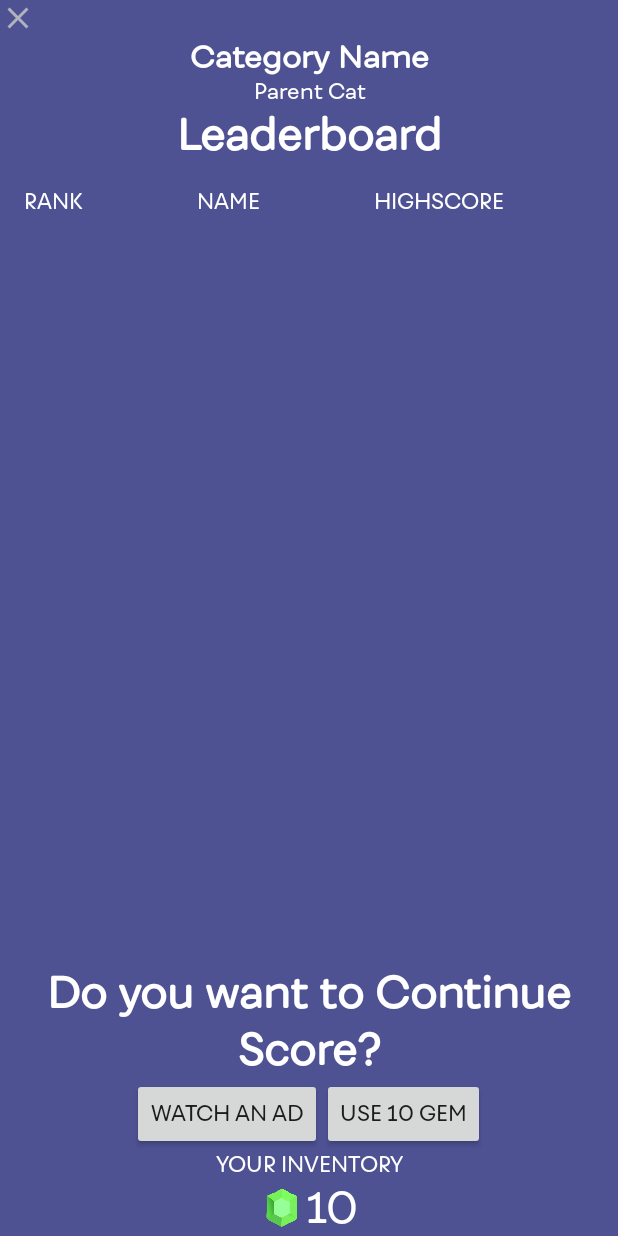
After one commit to saikatdatta94/Quizzo, an Android app: the fragment GameFinishPopUp placed in its activity, on a phone screen of 412 x 824 dp. The commit adds this screen. Run offline under Robolectric (Android 15) with nearby library versions, the phone set to English and light mode, and no system bars; our stand-ins replace Firebase (no records; nobody signed in at launch, a user with empty details on screens opened directly); network calls fail.

```diff
--- a/app/build.gradle
+++ b/app/build.gradle
@@ -43,6 +43,7 @@ dependencies {
     implementation 'com.android.support:animated-vector-drawable:28.0.0'
     implementation 'com.android.support:asynclayoutinflater:28.0.0'
     implementation 'com.android.support:support-media-compat:28.0.0'
+    implementation 'com.android.support:exifinterface:28.0.0'
 
 //    Firebase firestore ui
     implementation 'com.firebaseui:firebase-ui-firestore:4.3.2'
@@ -61,6 +62,12 @@ dependencies {
 
 //    Import Rounded corner Libraries
     implementation 'com.github.siyamed:android-shape-imageview:0.9.+@aar'
+
+//    https://github.com/hdodenhof/CircleImageView
+    implementation 'de.hdodenhof:circleimageview:3.0.0'
+
+//    Picasso
+    implementation 'com.squareup.picasso:picasso:2.71828'
 }
 
 
--- /dev/null
+++ b/app/src/main/java/com/example/saikat/quizzo/GameFinishPopUp.java
@@ -0,0 +1,29 @@
+package com.example.saikat.quizzo;
+
+import android.os.Bundle;
+import android.support.annotation.NonNull;
+import android.support.annotation.Nullable;
+import android.support.v4.app.DialogFragment;
+import android.view.LayoutInflater;
+import android.view.View;
+import android.view.ViewGroup;
+
+public class GameFinishPopUp extends DialogFragment {
+
+    static GameFinishPopUp newInstance(){
+        return new GameFinishPopUp();
+    }
+
+    @Override
+    public void onCreate(@Nullable Bundle savedInstanceState) {
+        super.onCreate(savedInstanceState);
+        setStyle(DialogFragment.STYLE_NORMAL,R.style.quiFinishDialog);
+    }
+
+    @Nullable
+    @Override
+    public View onCreateView(@NonNull LayoutInflater inflater, @Nullable ViewGroup container, @Nullable Bundle savedInstanceState) {
+        View view = inflater.inflate(R.layout.quiz_finish_popup_layout,container,false);
+        return view;
+    }
+}
--- a/app/src/main/java/com/example/saikat/quizzo/QuizActivity.java
+++ b/app/src/main/java/com/example/saikat/quizzo/QuizActivity.java
@@ -8,6 +8,7 @@ import android.os.Build;
 import android.os.CountDownTimer;
 import android.os.Handler;
 import android.support.annotation.NonNull;
+import android.support.v4.app.DialogFragment;
 import android.support.v7.app.AlertDialog;
 import android.support.v7.app.AppCompatActivity;
 import android.os.Bundle;
@@ -383,6 +384,9 @@ public class QuizActivity extends AppCompatActivity  implements BottomSnackbarCl
     @Override
     public void onSurrenderClicked() {
 //Send user to a non cancellable modal or a new activity to start again and to view stats
+
+        DialogFragment dialog = GameFinishPopUp.newInstance();
+        dialog.show(getSupportFragmentManager(),"tag");
     }
 
 
--- a/app/src/main/res/layout/activity_quiz.xml
+++ b/app/src/main/res/layout/activity_quiz.xml
@@ -66,7 +66,7 @@
             android:id="@+id/timer_icon"
             android:layout_width="24dp"
             android:layout_marginStart="8dp"
-            android:layout_height="wrap_content"
+            android:layout_height="24dp"
             android:src="@drawable/ic_timer_black_24dp"/>
         <TextView
             android:layout_marginStart="4dp"
@@ -82,9 +82,9 @@
             android:layout_height="match_parent">
             <ImageView
                 android:id="@+id/timer_icon_1"
-                android:layout_width="wrap_content"
-                android:layout_height="wrap_content"
-                android:src="@drawable/ic_timer_black_24dp"/>
+                android:layout_width="24dp"
+                android:layout_height="24dp"
+                android:src="@drawable/gem"/>
             <TextView
                 android:layout_marginStart="8dp"
                 android:layout_toEndOf="@id/timer_icon_1"
@@ -99,8 +99,8 @@
             android:layout_height="match_parent">
             <ImageView
                 android:id="@+id/timer_icon_3"
-                android:layout_width="wrap_content"
-                android:layout_height="wrap_content"
+                android:layout_width="24dp"
+                android:layout_height="24dp"
                 android:src="@drawable/ic_timer_black_24dp"/>
             <TextView
                 android:layout_marginStart="8dp"
--- /dev/null
+++ b/app/src/main/res/layout/leader_board_item.xml
@@ -0,0 +1,40 @@
+<?xml version="1.0" encoding="utf-8"?>
+<RelativeLayout xmlns:android="http://schemas.android.com/apk/res/android"
+    android:layout_width="match_parent" android:layout_height="match_parent">
+<LinearLayout
+    android:layout_width="match_parent"
+    android:layout_height="wrap_content"
+    android:orientation="horizontal">
+
+    <TextView
+        android:layout_width="wrap_content"
+        android:layout_height="wrap_content"
+        android:layout_marginTop="8dp"
+        android:layout_marginBottom="8dp"
+        android:layout_marginStart="16dp"
+        android:text="1"/>
+    <ImageView
+        android:layout_width="32dp"
+        android:layout_height="32dp"
+        android:layout_marginStart="16dp"
+        android:layout_marginTop="4dp"
+        android:layout_marginBottom="8dp"
+        android:src="@drawable/gem"/>
+    <TextView
+        android:layout_width="wrap_content"
+        android:layout_height="wrap_content"
+        android:layout_marginStart="8dp"
+        android:layout_marginTop="8dp"
+        android:layout_marginBottom="8dp"
+        android:text="Name"/>
+
+    <TextView
+        android:layout_width="match_parent"
+        android:layout_height="wrap_content"
+        android:layout_marginEnd="16dp"
+        android:layout_marginTop="8dp"
+        android:layout_marginBottom="8dp"
+        android:gravity="end"
+        android:text="400"/>
+</LinearLayout>
+</RelativeLayout>
--- /dev/null
+++ b/app/src/main/res/layout/quiz_finish_popup_layout.xml
@@ -0,0 +1,163 @@
+<?xml version="1.0" encoding="utf-8"?>
+<RelativeLayout xmlns:android="http://schemas.android.com/apk/res/android"
+    android:layout_width="match_parent" android:layout_height="match_parent"
+    android:background="@color/colorPrimary">
+
+    <LinearLayout
+        android:id="@+id/cancel_layout"
+        android:layout_width="match_parent"
+        android:layout_height="wrap_content">
+        <ImageView
+            android:layout_width="wrap_content"
+            android:layout_height="wrap_content"
+            android:src="@drawable/ic_cancel_black_24dp"/>
+    </LinearLayout>
+    <LinearLayout
+        android:id="@+id/result_cat_name"
+        android:layout_below="@id/cancel_layout"
+        android:layout_width="match_parent"
+        android:layout_height="wrap_content"
+        android:orientation="vertical">
+        <TextView
+            android:layout_width="match_parent"
+            android:layout_height="wrap_content"
+            android:text="Category Name"
+            android:textColor="@color/colorWhite"
+            android:textStyle="bold"
+            android:textAlignment="center"
+            android:textSize="20sp"
+            />
+        <TextView
+            android:layout_width="match_parent"
+            android:layout_height="wrap_content"
+            android:text="Parent Cat"
+            android:gravity="center"
+            android:textColor="@color/colorWhite"/>
+    </LinearLayout>
+
+    <LinearLayout
+        android:id="@+id/leaderboard_head"
+        android:orientation="vertical"
+        android:layout_width="match_parent"
+        android:layout_height="wrap_content"
+        android:layout_below="@id/result_cat_name">
+        <TextView
+            android:layout_width="match_parent"
+            android:layout_height="wrap_content"
+            android:text="Leaderboard"
+            android:textColor="@color/colorWhite"
+            android:gravity="center"
+            android:textSize="28sp"
+            android:textStyle="bold"/>
+        <LinearLayout
+            android:layout_width="match_parent"
+            android:layout_height="wrap_content"
+            android:layout_marginTop="16dp"
+            android:orientation="horizontal">
+            <TextView
+                android:layout_weight="1"
+                android:layout_width="wrap_content"
+                android:layout_height="match_parent"
+                android:layout_marginStart="16dp"
+                android:textColor="@color/colorWhite"
+                android:text="RANK"/>
+            <TextView
+                android:layout_width="wrap_content"
+                android:layout_height="match_parent"
+                android:textColor="@color/colorWhite"
+                android:layout_weight="1"
+                android:text="NAME"/>
+             <TextView
+                android:layout_width="wrap_content"
+                android:layout_height="match_parent"
+                 android:textColor="@color/colorWhite"
+                 android:layout_weight="1"
+                android:text="HIGHSCORE"/>
+        </LinearLayout>
+
+    </LinearLayout>
+    <LinearLayout
+        android:layout_below="@id/leaderboard_head"
+        android:layout_above="@id/wish_to_continue"
+        android:layout_width="match_parent"
+        android:layout_height="wrap_content">
+        <HorizontalScrollView
+            android:layout_width="match_parent"
+            android:layout_height="match_parent">
+            <!--List view of leader board-->
+        </HorizontalScrollView>
+    </LinearLayout>
+
+    <LinearLayout
+        android:id="@+id/wish_to_continue"
+        android:layout_alignParentBottom="true"
+        android:gravity="bottom"
+        android:layout_width="match_parent"
+        android:layout_height="wrap_content"
+        android:orientation="vertical">
+        <TextView
+            android:layout_width="match_parent"
+            android:layout_height="wrap_content"
+            android:text="Do you want to Continue Score?"
+            android:textColor="@color/colorWhite"
+            android:textStyle="bold"
+            android:textAlignment="center"
+            android:textSize="28sp"
+            android:layout_marginEnd="16dp"
+            android:layout_marginStart="16dp"
+            />
+
+        <RelativeLayout
+            android:layout_width="match_parent"
+            android:layout_height="wrap_content">
+            <LinearLayout
+                android:id="@+id/btn_layout"
+                android:gravity="center"
+                android:layout_width="match_parent"
+                android:layout_height="wrap_content">
+                <Button
+                    android:layout_width="wrap_content"
+                    android:layout_height="wrap_content"
+                    android:text="Watch an Ad"/>
+                <Button
+                android:layout_width="wrap_content"
+                android:layout_height="wrap_content"
+                    android:text="Use 10 Gem"/>
+            </LinearLayout>
+            <LinearLayout
+                android:layout_below="@id/btn_layout"
+                android:layout_width="match_parent"
+                android:layout_height="wrap_content"
+                android:orientation="vertical">
+                <TextView
+                    android:layout_width="match_parent"
+                    android:layout_height="wrap_content"
+                    android:text="YOUR INVENTORY"
+                    android:textColor="@color/colorWhite"
+                    android:gravity="center"/>
+                <LinearLayout
+                    android:orientation="horizontal"
+                    android:layout_gravity="center"
+                    android:layout_width="wrap_content"
+                    android:layout_height="wrap_content">
+
+                    <ImageView
+                        android:layout_width="32dp"
+                        android:layout_height="match_parent"
+                        android:src="@drawable/gem" />
+                    <TextView
+                        android:layout_width="match_parent"
+                        android:layout_height="wrap_content"
+                        android:text="10"
+                        android:textSize="28sp"
+                        android:textColor="@color/colorWhite"
+                        android:gravity="center"/>
+                </LinearLayout>
+
+            </LinearLayout>
+
+
+        </RelativeLayout>
+    </LinearLayout>
+
+</RelativeLayout>
--- a/app/src/main/res/values/styles.xml
+++ b/app/src/main/res/values/styles.xml
@@ -43,4 +43,11 @@
         <item name="android:background">@color/colorPrimary</item>
         <item name="android:elevation">4dp</item>
     </style>
+
+    <style name="quiFinishDialog" parent="Theme.AppCompat.Light.DialogWhenLarge">
+        <item name="android:statusBarColor">@color/colorPrimary</item>
+        <item name="windowNoTitle">true</item>
+        <item name="android:windowAnimationStyle">@style/Animation.Design.BottomSheetDialog</item>
+
+    </style>
 </resources>
```
Also changed, not shown: app/src/main/res/drawable-hdpi/gem.png (added), app/src/main/res/drawable-mdpi/gem.png (added), app/src/main/res/drawable-xhdpi/gem.png (added), app/src/main/res/drawable-xxhdpi/gem.png (added), app/src/main/res/drawable-xxxhdpi/gem.png (added).
